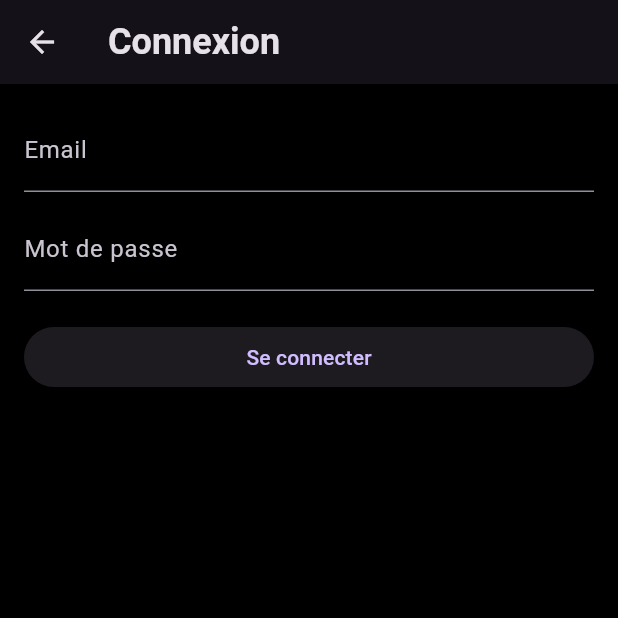
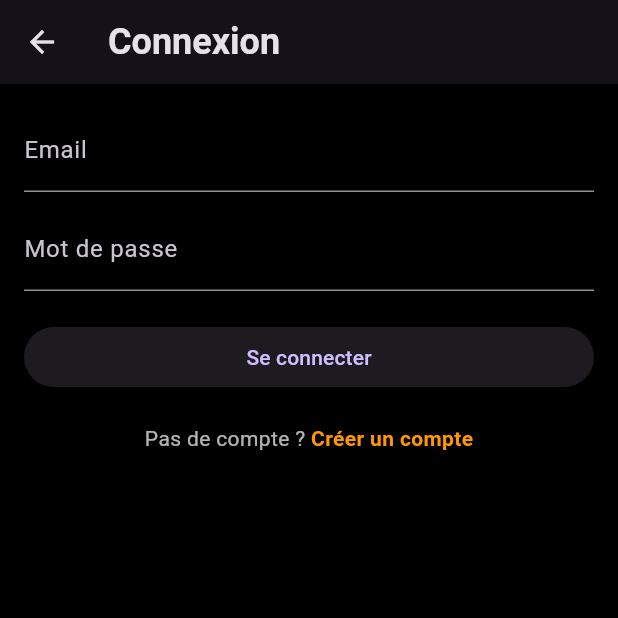
Before and after one commit to GDevWeb/Juniaxp-Flutter-Formulaire, a Flutter app: the screen it shows after launch, after a tap on the "login" icon, on a phone screen of 412 x 824 dp, the top half of it. Run offline on Flutter 3.47's test engine with Material 3 defaults, Android fonts, the phone set to English and light mode, and no system bars; our stand-ins replace shared_preferences; network calls fail.

Commit message:
ajout du lien créer un compte dans loginForm

```diff
--- a/lib/login-form.dart
+++ b/lib/login-form.dart
@@ -114,6 +114,28 @@ class _LoginFormState extends State<LoginForm> {
                 onPressed: _submitForm,
                 child: const Text('Se connecter'),
               ),
+
+              const SizedBox(height: 20),
+
+              // Lien pour s'inscrire
+              Row(
+                mainAxisAlignment: MainAxisAlignment.center,
+                children: [
+                  const Text("Pas de compte ? "),
+                  GestureDetector(
+                    onTap: () {
+                      Navigator.pushNamed(context, '/signup');
+                    },
+                    child: const Text(
+                      "Créer un compte",
+                      style: TextStyle(
+                        color: Colors.orange,
+                        fontWeight: FontWeight.bold,
+                      ),
+                    ),
+                  ),
+                ],
+              ),
             ],
           ),
         ),
```
Also changed, not shown: 1 other file.
